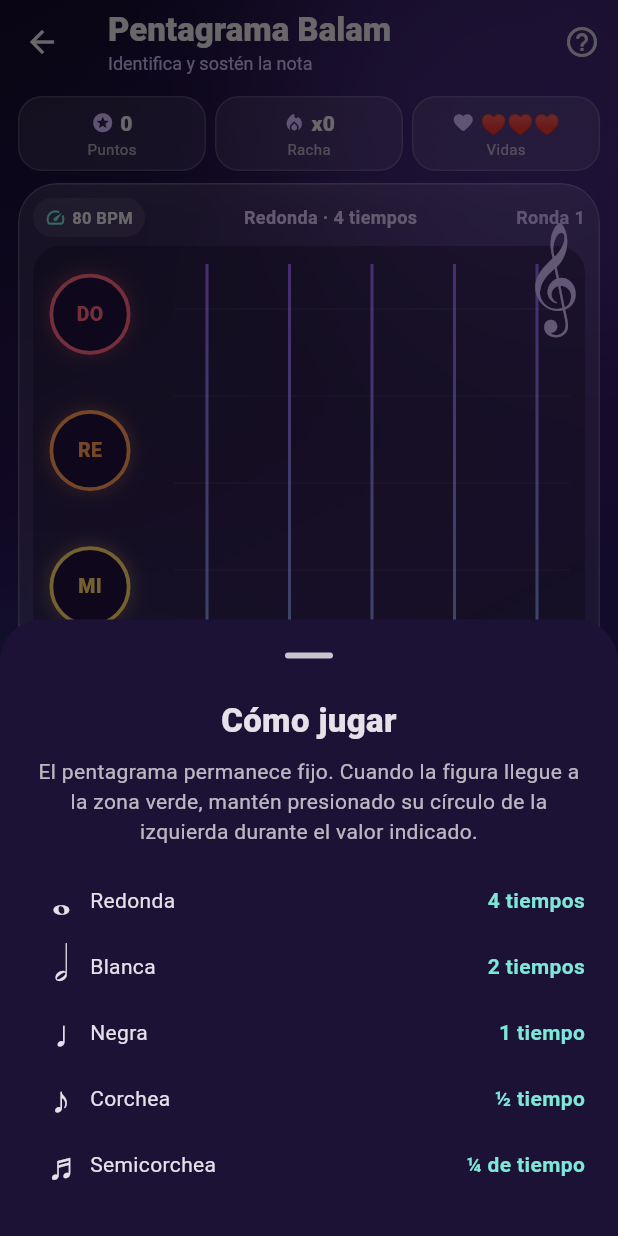
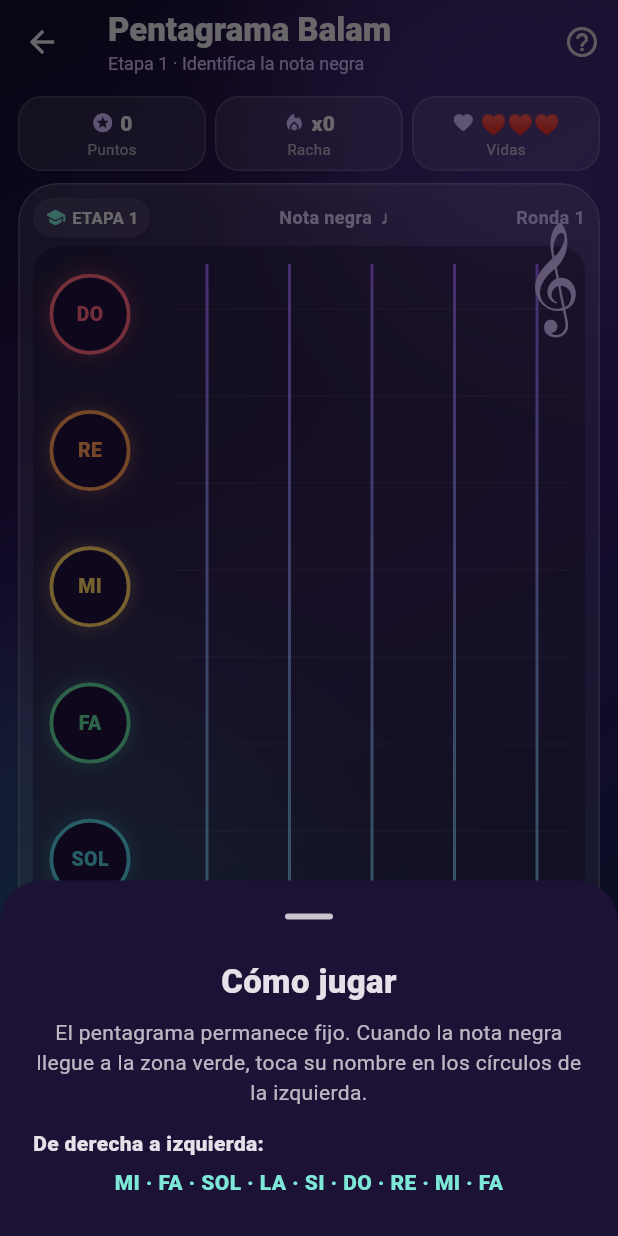
Before and after one commit to starteronesandoval/version-1.1.12, a Flutter app: the RhythmGameScreen screen opened directly, after a tap on the "help outline" icon, on a phone screen of 412 x 824 dp. Run offline on Flutter 3.47's test engine with Material 3 defaults, Android fonts, the phone set to English and light mode, and no system bars; our stand-ins replace flutter_secure_storage, image_picker; accounts and stored records are empty.

Commit message:
Crear primera etapa de lectura con nota negra

```diff
--- a/frontend/lib/screens/rhythm_game_screen.dart
+++ b/frontend/lib/screens/rhythm_game_screen.dart
@@ -14,15 +14,6 @@ class RhythmGameScreen extends StatefulWidget {
 
 class _RhythmGameScreenState extends State<RhythmGameScreen>
     with SingleTickerProviderStateMixin {
-  static const _bpm = 80;
-  static const _beatMilliseconds = 60000 / _bpm;
-  static const _figures = <_RhythmFigure>[
-    _RhythmFigure('Redonda', '𝅝', 4),
-    _RhythmFigure('Blanca', '𝅗𝅥', 2),
-    _RhythmFigure('Negra', '♩', 1),
-    _RhythmFigure('Corchea', '♪', .5),
-    _RhythmFigure('Semicorchea', '♬', .25),
-  ];
   static const _pitches = <_Pitch>[
     _Pitch('DO', Color(0xFFFF6680)),
     _Pitch('RE', Color(0xFFFF9B57)),
@@ -32,32 +23,29 @@ class _RhythmGameScreenState extends State<RhythmGameScreen>
     _Pitch('LA', Color(0xFF788BFF)),
     _Pitch('SI', Color(0xFFC879F4)),
   ];
+  // Nueve posiciones, leídas de derecha a izquierda sobre las cinco líneas.
+  static const _staffPositions = <int>[2, 3, 4, 5, 6, 0, 1, 2, 3];
 
   final _random = math.Random();
-  final _holdWatch = Stopwatch();
   late final AnimationController _fallController;
   Timer? _nextTimer;
   Timer? _missTimer;
-  late _RhythmFigure _figure;
-  int _pitchIndex = 0;
+  int _positionIndex = 0;
   int? _pressedPitch;
   int _score = 0;
   int _streak = 0;
   int _lives = 3;
   int _round = 1;
-  bool _holding = false;
   bool _waiting = false;
-  bool _perfectEntry = false;
   String _feedback = '';
   Color _feedbackColor = Colors.transparent;
 
-  int get _targetMilliseconds => (_figure.beats * _beatMilliseconds).round();
+  int get _pitchIndex => _staffPositions[_positionIndex];
 
   @override
   void initState() {
     super.initState();
-    _figure = _figures[_random.nextInt(_figures.length)];
-    _pitchIndex = _random.nextInt(_pitches.length);
+    _positionIndex = _random.nextInt(_staffPositions.length);
     _fallController = AnimationController(
       vsync: this,
       duration: const Duration(milliseconds: 2800),
@@ -67,66 +55,36 @@ class _RhythmGameScreenState extends State<RhythmGameScreen>
   }
 
   void _fallStatus(AnimationStatus status) {
-    if (status != AnimationStatus.completed ||
-        _holding ||
-        _waiting ||
-        _lives == 0) {
+    if (status != AnimationStatus.completed || _waiting || _lives == 0) {
       return;
     }
     _missTimer?.cancel();
     _missTimer = Timer(const Duration(milliseconds: 900), () {
-      if (mounted && !_holding && !_waiting) _bad();
+      if (mounted && !_waiting) _bad();
     });
   }
 
   void _pressPitch(int index) {
-    if (_holding || _waiting || _lives == 0) return;
+    if (_waiting || _lives == 0) return;
     _missTimer?.cancel();
     final entryDifference = (1 - _fallController.value).abs();
     if (index != _pitchIndex || entryDifference > .28) {
-      _bad();
+      _bad(index);
       return;
     }
     _fallController.stop();
-    _holdWatch
-      ..reset()
-      ..start();
-    setState(() {
-      _holding = true;
-      _pressedPitch = index;
-      _perfectEntry = entryDifference <= .1;
-      _feedback = '';
-    });
-  }
-
-  void _releasePitch(int index) {
-    if (!_holding || _pressedPitch != index) return;
-    _holdWatch.stop();
-    final error = (_holdWatch.elapsedMilliseconds - _targetMilliseconds).abs();
-    final perfectTolerance = math.max(
-      (_targetMilliseconds * .12).round(),
-      _figure.beats <= .5 ? 90 : 0,
-    );
-    final goodTolerance = math.max(
-      (_targetMilliseconds * .25).round(),
-      _figure.beats <= .5 ? 145 : 0,
-    );
-    if (_perfectEntry && error <= perfectTolerance) {
+    _pressedPitch = index;
+    if (entryDifference <= .1) {
       _result('PERFECTO', const Color(0xFF65F1CC), 120);
-    } else if (error <= goodTolerance) {
+    } else {
       _result('BIEN', const Color(0xFFFFD166), 70);
-    } else {
-      _bad();
     }
   }
 
   void _result(String label, Color color, int points) {
-    _holdWatch.stop();
     _missTimer?.cancel();
     _streak++;
     setState(() {
-      _holding = false;
-      _pressedPitch = null;
       _waiting = true;
       _score += points + (_streak * 10);
       _feedback = label;
@@ -135,14 +93,12 @@ class _RhythmGameScreenState extends State<RhythmGameScreen>
     _nextTimer = Timer(const Duration(milliseconds: 900), _nextRound);
   }
 
-  void _bad() {
+  void _bad([int? pressedPitch]) {
     if (_waiting || _lives == 0) return;
-    _holdWatch.stop();
     _missTimer?.cancel();
     _fallController.stop();
     setState(() {
-      _holding = false;
-      _pressedPitch = null;
+      _pressedPitch = pressedPitch;
       _waiting = true;
       _streak = 0;
       _lives--;
@@ -156,17 +112,16 @@ class _RhythmGameScreenState extends State<RhythmGameScreen>
 
   void _nextRound() {
     if (!mounted) return;
-    final oldFigure = _figure;
-    final oldPitch = _pitchIndex;
+    final oldPosition = _positionIndex;
     do {
-      _figure = _figures[_random.nextInt(_figures.length)];
-      _pitchIndex = _random.nextInt(_pitches.length);
-    } while (_figure == oldFigure && _pitchIndex == oldPitch);
+      _positionIndex = _random.nextInt(_staffPositions.length);
+    } while (_positionIndex == oldPosition);
     _fallController
       ..reset()
       ..forward();
     setState(() {
       _round++;
+      _pressedPitch = null;
       _waiting = false;
       _feedback = '';
       _feedbackColor = Colors.transparent;
@@ -176,11 +131,7 @@ class _RhythmGameScreenState extends State<RhythmGameScreen>
   void _restart() {
     _nextTimer?.cancel();
     _missTimer?.cancel();
-    _holdWatch
-      ..stop()
-      ..reset();
-    _figure = _figures[_random.nextInt(_figures.length)];
-    _pitchIndex = _random.nextInt(_pitches.length);
+    _positionIndex = _random.nextInt(_staffPositions.length);
     _fallController
       ..reset()
       ..forward();
@@ -190,7 +141,6 @@ class _RhythmGameScreenState extends State<RhythmGameScreen>
       _streak = 0;
       _lives = 3;
       _round = 1;
-      _holding = false;
       _waiting = false;
       _feedback = '';
       _feedbackColor = Colors.transparent;
@@ -202,16 +152,7 @@ class _RhythmGameScreenState extends State<RhythmGameScreen>
     _nextTimer?.cancel();
     _missTimer?.cancel();
     _fallController.dispose();
-    _holdWatch.stop();
     super.dispose();
-  }
-
-  String _beats(double value) {
-    if (value == 4) return '4 tiempos';
-    if (value == 2) return '2 tiempos';
-    if (value == 1) return '1 tiempo';
-    if (value == .5) return '½ tiempo';
-    return '¼ de tiempo';
   }
 
   @override
@@ -224,7 +165,7 @@ class _RhythmGameScreenState extends State<RhythmGameScreen>
             children: [
               Text('Pentagrama Balam',
                   style: TextStyle(fontWeight: FontWeight.w800)),
-              Text('Identifica y sostén la nota',
+              Text('Etapa 1 · Identifica la nota negra',
                   style: TextStyle(fontSize: 12, color: Color(0xFFC8B5EE))),
             ],
           ),
@@ -252,9 +193,9 @@ class _RhythmGameScreenState extends State<RhythmGameScreen>
                           Row(
                             mainAxisAlignment: MainAxisAlignment.spaceBetween,
                             children: [
-                              _pill(Icons.speed_rounded, '$_bpm BPM'),
-                              Text('${_figure.name} · ${_beats(_figure.beats)}',
-                                  style: const TextStyle(
+                              _pill(Icons.school_rounded, 'ETAPA 1'),
+                              const Text('Nota negra  ♩',
+                                  style: TextStyle(
                                       color: Color(0xFFD8C5F5),
                                       fontSize: 12,
                                       fontWeight: FontWeight.w700)),
@@ -322,7 +263,7 @@ class _RhythmGameScreenState extends State<RhythmGameScreen>
                   final top = start + ((end - start) * _fallController.value);
                   return Positioned(
                     left: staffLeft +
-                        _staffPitchX(_pitchIndex, staffWidth) -
+                        _staffPitchX(_positionIndex, staffWidth) -
                         (noteSize / 2),
                     top: top,
                     width: noteSize,
@@ -331,9 +272,7 @@ class _RhythmGameScreenState extends State<RhythmGameScreen>
                   );
                 },
                 child: _FallingNote(
-                  figure: _figure,
                   color: _pitches[_pitchIndex].color,
-                  holding: _holding,
                 ),
               ),
               Positioned(
@@ -384,8 +323,6 @@ class _RhythmGameScreenState extends State<RhythmGameScreen>
                   child: Listener(
                     behavior: HitTestBehavior.opaque,
                     onPointerDown: (_) => _pressPitch(i),
-                    onPointerUp: (_) => _releasePitch(i),
-                    onPointerCancel: (_) => _releasePitch(i),
                     child: Center(
                       child: AnimatedContainer(
                         duration: const Duration(milliseconds: 100),
@@ -435,11 +372,11 @@ class _RhythmGameScreenState extends State<RhythmGameScreen>
         },
       );
 
-  double _staffPitchX(int index, double width) {
+  double _staffPitchX(int positionFromRight, double width) {
     const margin = 32.0;
     final usableWidth = math.max(80.0, width - (margin * 2));
     final lineSpacing = usableWidth / 4;
-    return margin + (index * lineSpacing / 2);
+    return width - margin - (positionFromRight * lineSpacing / 2);
   }
 
   Widget _feedbackBadge() => AnimatedSwitcher(
@@ -550,39 +487,27 @@ class _RhythmGameScreenState extends State<RhythmGameScreen>
                         TextStyle(fontSize: 22, fontWeight: FontWeight.w900)),
                 const SizedBox(height: 8),
                 Text(
-                  'El pentagrama permanece fijo. Cuando la figura llegue a la zona verde, mantén presionado su círculo de la izquierda durante el valor indicado.',
+                  'El pentagrama permanece fijo. Cuando la nota negra llegue a la zona verde, toca su nombre en los círculos de la izquierda.',
                   textAlign: TextAlign.center,
                   style: TextStyle(color: Colors.white.withValues(alpha: .7)),
                 ),
                 const SizedBox(height: 14),
-                for (final figure in _figures)
-                  Padding(
-                    padding: const EdgeInsets.symmetric(vertical: 4),
-                    child: Row(children: [
-                      SizedBox(
-                          width: 38,
-                          child: Text(figure.symbol,
-                              textAlign: TextAlign.center,
-                              style: const TextStyle(fontSize: 25))),
-                      Expanded(child: Text(figure.name)),
-                      Text(_beats(figure.beats),
-                          style: const TextStyle(
-                              color: Color(0xFF7DE8D8),
-                              fontWeight: FontWeight.w700)),
-                    ]),
-                  ),
+                const Text(
+                  'De derecha a izquierda:',
+                  style: TextStyle(fontWeight: FontWeight.w800),
+                ),
+                const SizedBox(height: 6),
+                const Text(
+                  'MI · FA · SOL · LA · SI · DO · RE · MI · FA',
+                  textAlign: TextAlign.center,
+                  style: TextStyle(
+                      color: Color(0xFF7DE8D8), fontWeight: FontWeight.w800),
+                ),
               ],
             ),
           ),
         ),
       );
-}
-
-class _RhythmFigure {
-  const _RhythmFigure(this.name, this.symbol, this.beats);
-  final String name;
-  final String symbol;
-  final double beats;
 }
 
 class _Pitch {
@@ -593,14 +518,10 @@ class _Pitch {
 
 class _FallingNote extends StatelessWidget {
   const _FallingNote({
-    required this.figure,
     required this.color,
-    required this.holding,
   });
 
-  final _RhythmFigure figure;
   final Color color;
-  final bool holding;
 
   @override
   Widget build(BuildContext context) => AnimatedContainer(
@@ -616,9 +537,9 @@ class _FallingNote extends StatelessWidget {
               Border.all(color: Colors.white.withValues(alpha: .85), width: 2),
           boxShadow: [
             BoxShadow(
-              color: color.withValues(alpha: holding ? .7 : .38),
-              blurRadius: holding ? 28 : 15,
-              spreadRadius: holding ? 4 : 1,
+              color: color.withValues(alpha: .5),
+              blurRadius: 20,
+              spreadRadius: 2,
             ),
           ],
         ),
@@ -627,9 +548,9 @@ class _FallingNote extends StatelessWidget {
           fit: BoxFit.scaleDown,
           child: Padding(
             padding: const EdgeInsets.all(8),
-            child: Text(
-              figure.symbol,
-              style: const TextStyle(
+            child: const Text(
+              '♩',
+              style: TextStyle(
                 color: Color(0xFF170C2C),
                 fontSize: 38,
                 fontWeight: FontWeight.w900,
```
Also changed, not shown: 1 other file.
